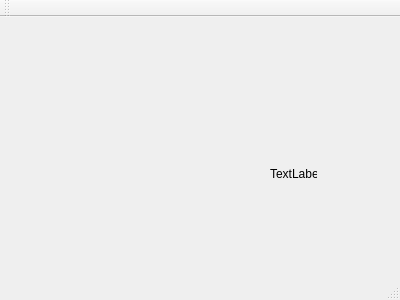
MichalKNR/FitMaster5000, file mainwindow.ui: the form before one commit.
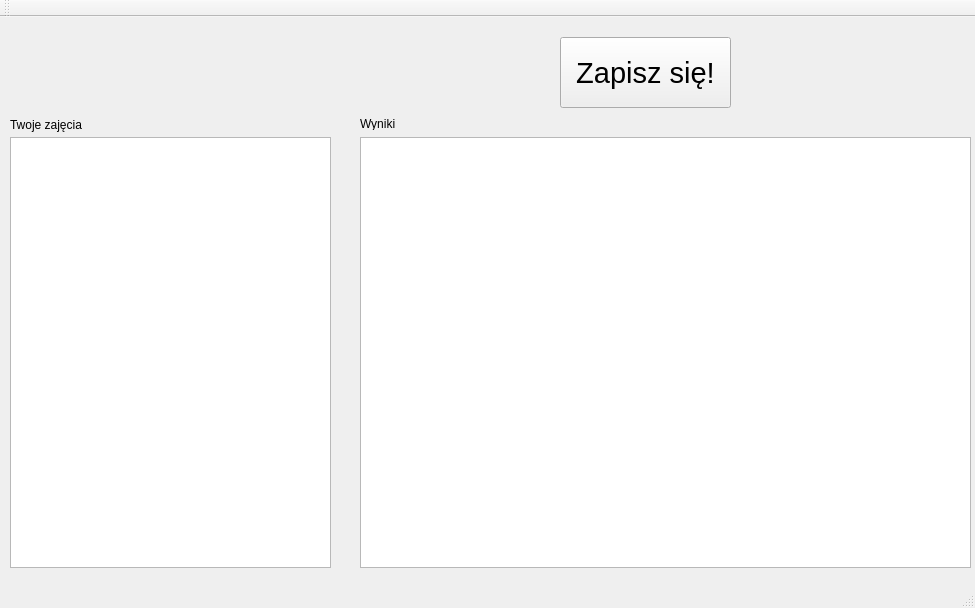
The form after the commit.

Patch:
```diff
--- a/mainwindow.ui
+++ b/mainwindow.ui
@@ -6,25 +6,76 @@
    <rect>
     <x>0</x>
     <y>0</y>
-    <width>400</width>
-    <height>300</height>
+    <width>975</width>
+    <height>608</height>
    </rect>
   </property>
   <property name="windowTitle">
    <string>MainWindow</string>
   </property>
   <widget class="QWidget" name="centralWidget">
+   <widget class="QTableWidget" name="tableWidget">
+    <property name="geometry">
+     <rect>
+      <x>360</x>
+      <y>120</y>
+      <width>611</width>
+      <height>431</height>
+     </rect>
+    </property>
+   </widget>
+   <widget class="QTableWidget" name="tableWidget_2">
+    <property name="geometry">
+     <rect>
+      <x>10</x>
+      <y>120</y>
+      <width>321</width>
+      <height>431</height>
+     </rect>
+    </property>
+   </widget>
    <widget class="QLabel" name="label">
     <property name="geometry">
      <rect>
-      <x>270</x>
-      <y>150</y>
+      <x>360</x>
+      <y>100</y>
       <width>47</width>
       <height>13</height>
      </rect>
     </property>
     <property name="text">
-     <string>TextLabel</string>
+     <string>Wyniki</string>
+    </property>
+   </widget>
+   <widget class="QLabel" name="label_2">
+    <property name="geometry">
+     <rect>
+      <x>10</x>
+      <y>100</y>
+      <width>81</width>
+      <height>16</height>
+     </rect>
+    </property>
+    <property name="text">
+     <string>Twoje zajęcia</string>
+    </property>
+   </widget>
+   <widget class="QPushButton" name="pushButton">
+    <property name="geometry">
+     <rect>
+      <x>560</x>
+      <y>20</y>
+      <width>171</width>
+      <height>71</height>
+     </rect>
+    </property>
+    <property name="font">
+     <font>
+      <pointsize>22</pointsize>
+     </font>
+    </property>
+    <property name="text">
+     <string>Zapisz się!</string>
     </property>
    </widget>
   </widget>
```
Left out of the diff: 2 changed lines with no effect on the pictures.
